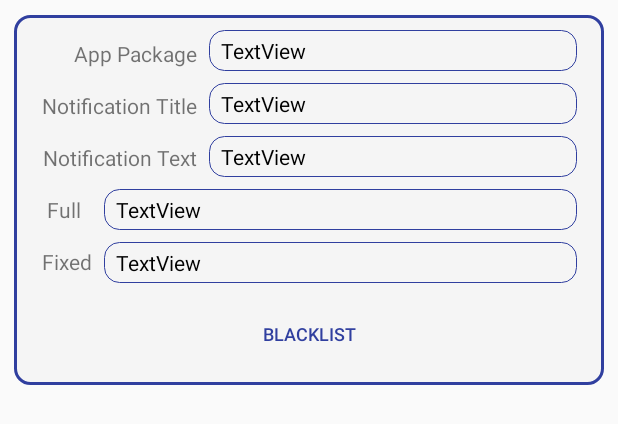
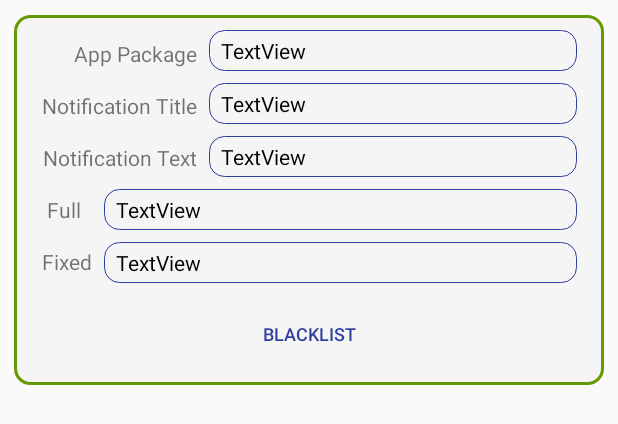
Before and after one commit to Sharkgrammer/Android-Assistant, an Android app: the layout log_item.xml on its own in the app's theme, with its tools: preview values and no code run, on a phone screen of 412 x 824 dp. Shown: the top 424 px of the screen. Run offline under Robolectric (Android 15) with nearby library versions, the phone set to English and light mode, and no system bars.

Commit message:
Log improvements

```diff
--- a/app/src/main/res/drawable/itemlogborder.xml
+++ b/app/src/main/res/drawable/itemlogborderfail.xml
@@ -1,7 +1,7 @@
 <?xml version="1.0" encoding="UTF-8"?>
 <shape xmlns:android="http://schemas.android.com/apk/res/android" android:shape="rectangle">
     <corners android:radius="10dp"/>
-    <stroke android:width="2dp" android:color="@color/colorPrimaryDark"/>
+    <stroke android:width="2dp" android:color="@color/colorFail"/>
     <padding android:left="10dp" android:right="10dp"/>
     <solid android:color="@color/colorItem"/>
 </shape>
--- /dev/null
+++ b/app/src/main/res/drawable/itemlogborderpass.xml
@@ -0,0 +1,7 @@
+<?xml version="1.0" encoding="UTF-8"?>
+<shape xmlns:android="http://schemas.android.com/apk/res/android" android:shape="rectangle">
+    <corners android:radius="10dp"/>
+    <stroke android:width="2dp" android:color="@color/colorPass"/>
+    <padding android:left="10dp" android:right="10dp"/>
+    <solid android:color="@color/colorItem"/>
+</shape>
--- a/app/src/main/res/layout/log_item.xml
+++ b/app/src/main/res/layout/log_item.xml
@@ -15,7 +15,8 @@
         android:layout_marginEnd="5dp"
         android:layout_marginStart="5dp"
         android:layout_marginTop="10dp"
-        android:background="@drawable/itemlogborder">
+        android:id="@+id/itemLayLog"
+        android:background="@drawable/itemlogborderpass">
 
         <TextView
             android:id="@+id/itemFixed"
--- a/app/src/main/res/values/colors.xml
+++ b/app/src/main/res/values/colors.xml
@@ -8,4 +8,6 @@
     <color name="colorTextDark">#000000</color>
     <color name="colorBackground">#E8E8E8</color>
     <color name="colorItem">#F5F5F5</color>
+    <color name="colorPass">@android:color/holo_green_dark</color>
+    <color name="colorFail">@android:color/holo_red_dark</color>
 </resources>
```
Also changed, not shown: app/src/main/java/com/shark/assistant/MainActivity.java (+24 -5 lines).
